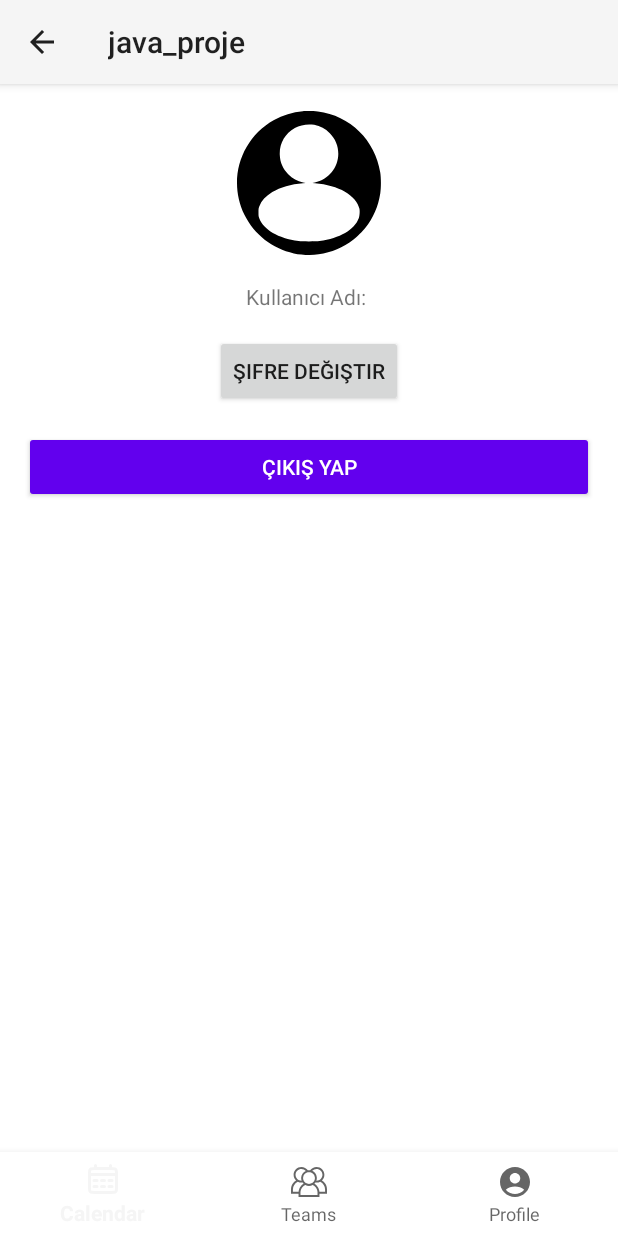
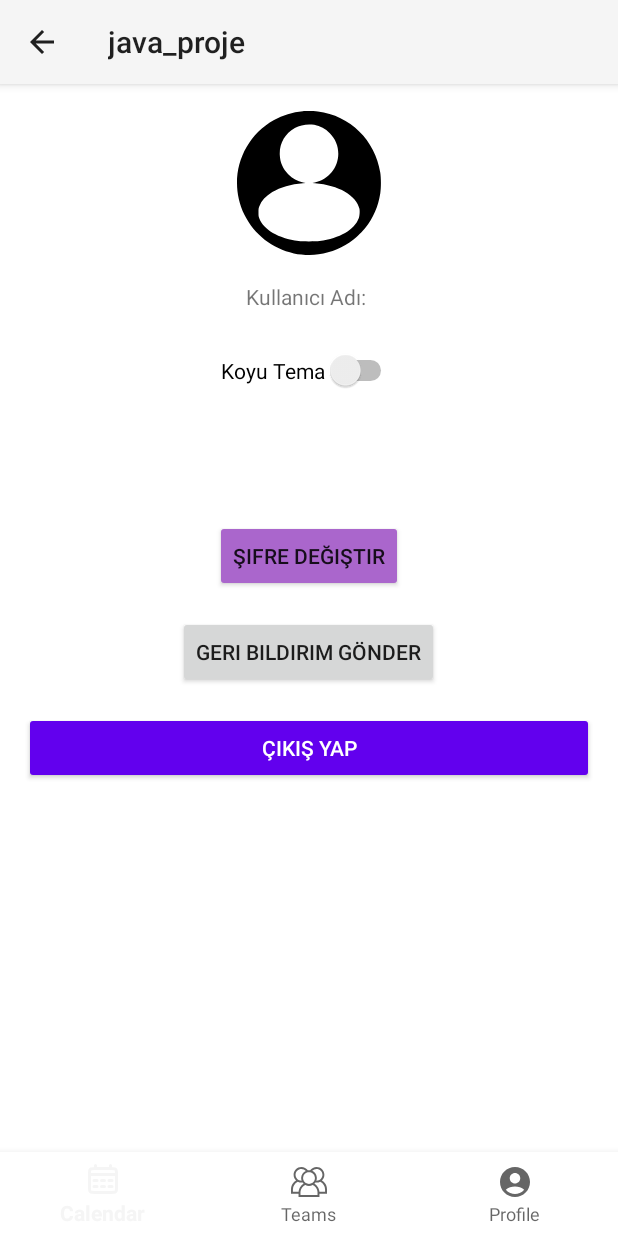
Before and after one commit to rumeysa111/calendar_app, an Android app: the fragment ChatsFragment placed in its activity, on a phone screen of 412 x 824 dp. Run offline under Robolectric (Android 15) with nearby library versions, the phone set to English and light mode, and no system bars; our stand-ins replace Firebase (no records; nobody signed in at launch, a user with empty details on screens opened directly).

Commit message:
profile/chat düzenlemesi

```diff
--- a/app/src/main/java/com/example/java_proje/ChatsFragment.java
+++ b/app/src/main/java/com/example/java_proje/ChatsFragment.java
@@ -6,6 +6,7 @@ import android.content.Intent;
 import android.content.SharedPreferences;
 import android.os.Bundle;
 
+import androidx.appcompat.app.AppCompatDelegate;
 import androidx.fragment.app.Fragment;
 
 import android.view.LayoutInflater;
@@ -14,6 +15,7 @@ import android.view.ViewGroup;
 import android.widget.Button;
 import android.widget.EditText;
 import android.widget.ImageView;
+import android.widget.Switch;
 import android.widget.TextView;
 import android.widget.Toast;
 
@@ -50,14 +52,36 @@ public class ChatsFragment extends Fragment {
     }
 
     @Override
-    public View onCreateView(LayoutInflater inflater, ViewGroup container,
-                             Bundle savedInstanceState) {
+    public View onCreateView(LayoutInflater inflater, ViewGroup container, Bundle savedInstanceState) {
         View view = inflater.inflate(R.layout.fragment_chats, container, false);
 
+
+        Button sendFeedback = view.findViewById(R.id.send_feedback);
+        sendFeedback.setOnClickListener(v -> {
+            Intent emailIntent = new Intent(Intent.ACTION_SEND);
+            emailIntent.setType("text/plain");
+            emailIntent.putExtra(Intent.EXTRA_EMAIL, new String[]{"rumeysasemiz11@gmail.com"});
+            emailIntent.putExtra(Intent.EXTRA_SUBJECT, "Geri Bildirim");
+            startActivity(Intent.createChooser(emailIntent, "E-posta Uygulamasını Seçin"));
+        });
+
+        Switch themeSwitch = view.findViewById(R.id.theme_switch);
+        themeSwitch.setOnCheckedChangeListener((buttonView, isChecked) -> {
+            if (isChecked) {
+                AppCompatDelegate.setDefaultNightMode(AppCompatDelegate.MODE_NIGHT_YES);
+            } else {
+                AppCompatDelegate.setDefaultNightMode(AppCompatDelegate.MODE_NIGHT_NO);
+            }
+        });
+
+
+
+        // Diğer elemanların bağlanması burada olacak
         ImageView profileAvatar = view.findViewById(R.id.profile_avatar);
         TextView username = view.findViewById(R.id.username);
         Button changePasswordButton = view.findViewById(R.id.change_password_button);
         Button logoutButton = view.findViewById(R.id.logout_button);
+
 
         SharedPreferences sharedPreferences = requireActivity().getSharedPreferences("user_prefs", Context.MODE_PRIVATE);
         String name = sharedPreferences.getString("username", "");
@@ -77,6 +101,7 @@ public class ChatsFragment extends Fragment {
 
             Toast.makeText(requireActivity(), "Başarıyla çıkış yapıldı.", Toast.LENGTH_SHORT).show();
         });
+
         return view;
     }
 
@@ -94,8 +119,6 @@ public class ChatsFragment extends Fragment {
                 .setView(dialogView)
                 .setCancelable(true)
                 .create();
-
-
 
         submitButton.setOnClickListener(v -> {
             String oldPassword = oldPasswordInput.getText().toString().trim();
--- a/app/src/main/res/layout/fragment_chats.xml
+++ b/app/src/main/res/layout/fragment_chats.xml
@@ -3,9 +3,10 @@
     xmlns:tools="http://schemas.android.com/tools"
     android:layout_width="match_parent"
     android:layout_height="match_parent"
-    tools:context=".ProfileFragment">
+    tools:context=".ChatsFragment">
 
     <LinearLayout
+        android:id="@+id/root_layout"
         android:layout_width="match_parent"
         android:layout_height="774dp"
         android:gravity="center_horizontal"
@@ -27,21 +28,43 @@
             android:layout_height="wrap_content"
             android:text="Kullanıcı Adı" />
 
+
+        <Switch
+            android:id="@+id/theme_switch"
+            android:layout_width="wrap_content"
+            android:layout_height="wrap_content"
+            android:layout_marginTop="26dp"
+            android:text="Koyu Tema" />
+
+
         <!-- Şifre Değiştir Butonu -->
+
+
         <Button
             android:id="@+id/change_password_button"
             android:layout_width="wrap_content"
             android:layout_height="wrap_content"
             android:layout_gravity="center"
+            android:layout_marginTop="86dp"
+            android:backgroundTint="@android:color/holo_purple"
+            android:text="Şifre Değiştir" />
+
+        <Button
+            android:id="@+id/send_feedback"
+            android:layout_width="wrap_content"
+            android:layout_height="wrap_content"
             android:layout_marginTop="16dp"
-            android:text="Şifre Değiştir" />
+            android:text="Geri Bildirim Gönder" />
+
+
+        <!-- Çıkış Yap Butonu -->
         <Button
             android:id="@+id/logout_button"
             android:layout_width="match_parent"
             android:layout_height="wrap_content"
-            android:text="Çıkış Yap"
             android:layout_marginTop="16dp"
             android:backgroundTint="@color/design_default_color_primary"
+            android:text="Çıkış Yap"
             android:textColor="@android:color/white" />
 
 
```
